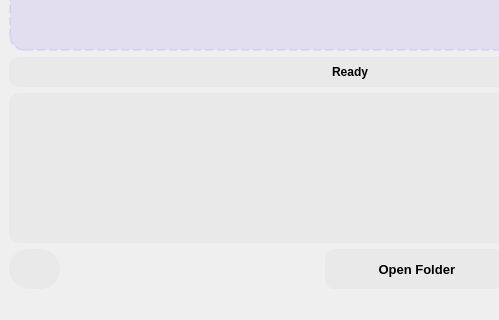
Before: the Qt Designer form App/main_window.ui in mudrikam/SotongHD, drawn with Qt 5; both pictures show x 0 to 499 and y 380 to 700 of the 700 by 700 pixel window.
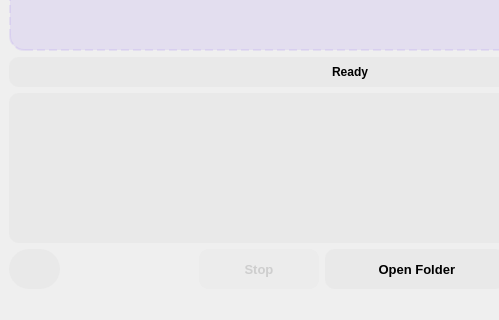
After: the same form once the commit is applied. Icons and pictures are not drawn.

Commit message: Add Stop button functionality and update UI components; implement stop processing feature and enhance stats dialog layout

The edit to the form file:
```diff
--- a/App/main_window.ui
+++ b/App/main_window.ui
@@ -277,6 +277,53 @@
         </property>
        </spacer>
       </item>
+      <item>
+       <widget class="QPushButton" name="stopButton">
+        <property name="sizePolicy">
+         <sizepolicy hsizetype="Maximum" vsizetype="Fixed">
+          <horstretch>0</horstretch>
+          <verstretch>0</verstretch>
+         </sizepolicy>
+        </property>
+        <property name="minimumSize">
+         <size>
+          <width>120</width>
+          <height>40</height>
+         </size>
+        </property>
+        <property name="font">
+         <font>
+          <pointsize>10</pointsize>
+          <bold>true</bold>
+         </font>
+        </property>
+        <property name="styleSheet">
+         <string notr="true">QPushButton {
+  background-color: rgba(161, 161, 161, 0.08);
+  border-radius: 10px;
+  padding: 8px 16px;
+}
+QPushButton:hover {
+  background-color: rgba(231, 76, 60, 0.7);
+  color: white;
+  border: none;
+}
+QPushButton:pressed {
+  background-color: rgba(231, 76, 60, 1.0);
+}
+QPushButton:disabled {
+  background-color: rgba(161, 161, 161, 0.04);
+  color: rgba(161, 161, 161, 0.4);
+}</string>
+        </property>
+        <property name="text">
+         <string>Stop</string>
+        </property>
+        <property name="enabled">
+         <bool>false</bool>
+        </property>
+       </widget>
+      </item>
       <item>
        <widget class="QPushButton" name="openFolderButton">
         <property name="sizePolicy">
```
The commit also changes 2 other files.
